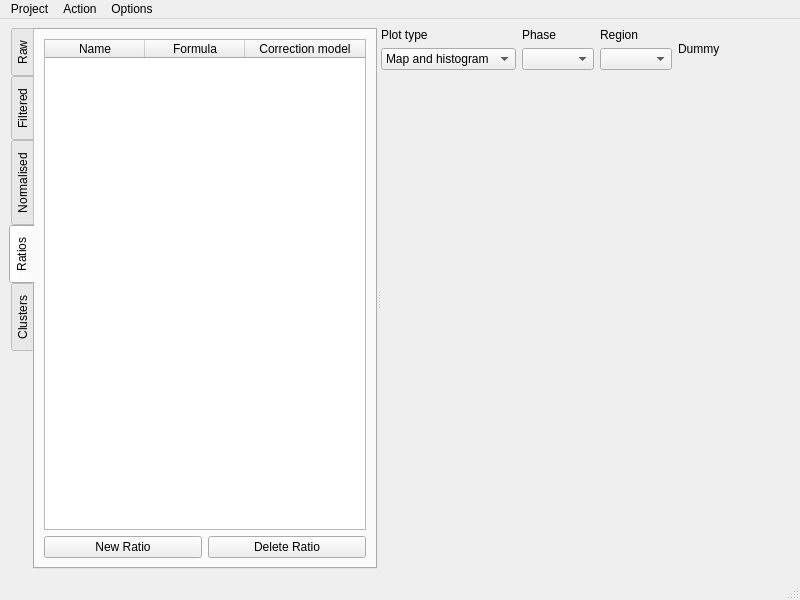
Before: the Qt Designer form src/resources/ui_main_window.ui in ianthomas23/QACD-quack, drawn with Qt 5.
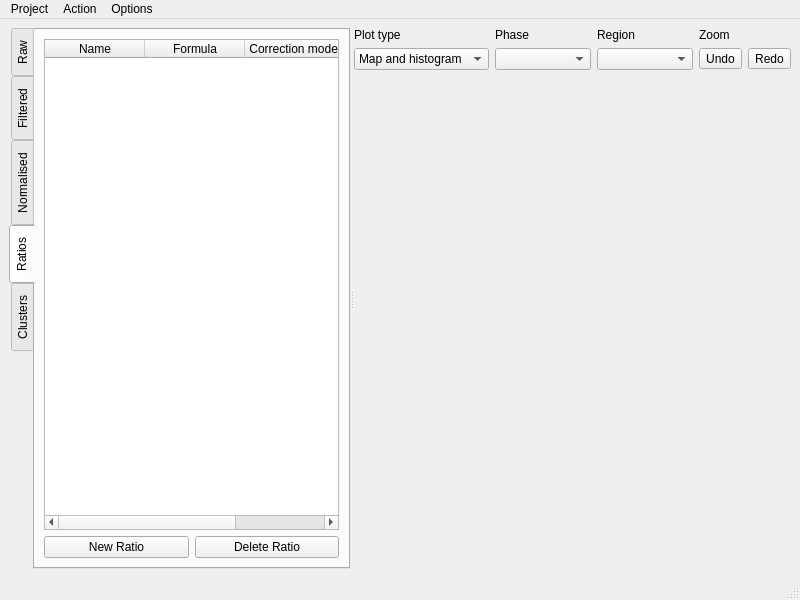
After: the same form once the commit is applied. Custom widgets are drawn as their Qt base class.

```diff
--- a/src/resources/ui_main_window.ui
+++ b/src/resources/ui_main_window.ui
@@ -362,6 +362,19 @@
               </property>
              </widget>
             </item>
+            <item row="0" column="3">
+             <widget class="QLabel" name="zoomLabel">
+              <property name="sizePolicy">
+               <sizepolicy hsizetype="Minimum" vsizetype="Preferred">
+                <horstretch>0</horstretch>
+                <verstretch>0</verstretch>
+               </sizepolicy>
+              </property>
+              <property name="text">
+               <string>Zoom</string>
+              </property>
+             </widget>
+            </item>
             <item row="1" column="0">
              <widget class="QComboBox" name="plotTypeComboBox">
               <property name="sizePolicy">
@@ -410,21 +423,22 @@
               </property>
              </widget>
             </item>
+            <item row="1" column="3">
+             <widget class="QToolButton" name="undoButton">
+              <property name="text">
+               <string>Undo</string>
+              </property>
+             </widget>
+            </item>
+            <item row="1" column="4">
+             <widget class="QToolButton" name="redoButton">
+              <property name="text">
+               <string>Redo</string>
+              </property>
+             </widget>
+            </item>
            </layout>
           </item>
-          <item>
-           <widget class="QLabel" name="dummyLabel">
-            <property name="sizePolicy">
-             <sizepolicy hsizetype="Expanding" vsizetype="Preferred">
-              <horstretch>0</horstretch>
-              <verstretch>0</verstretch>
-             </sizepolicy>
-            </property>
-            <property name="text">
-             <string>Dummy</string>
-            </property>
-           </widget>
-          </item>
          </layout>
         </item>
         <item>
```
